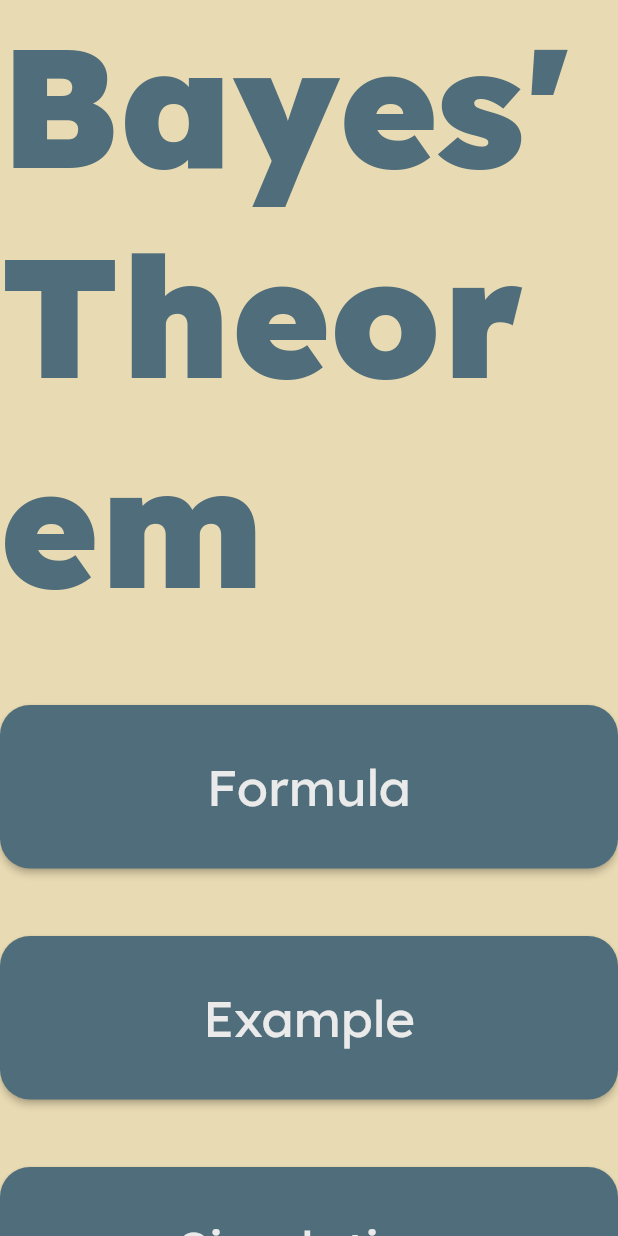
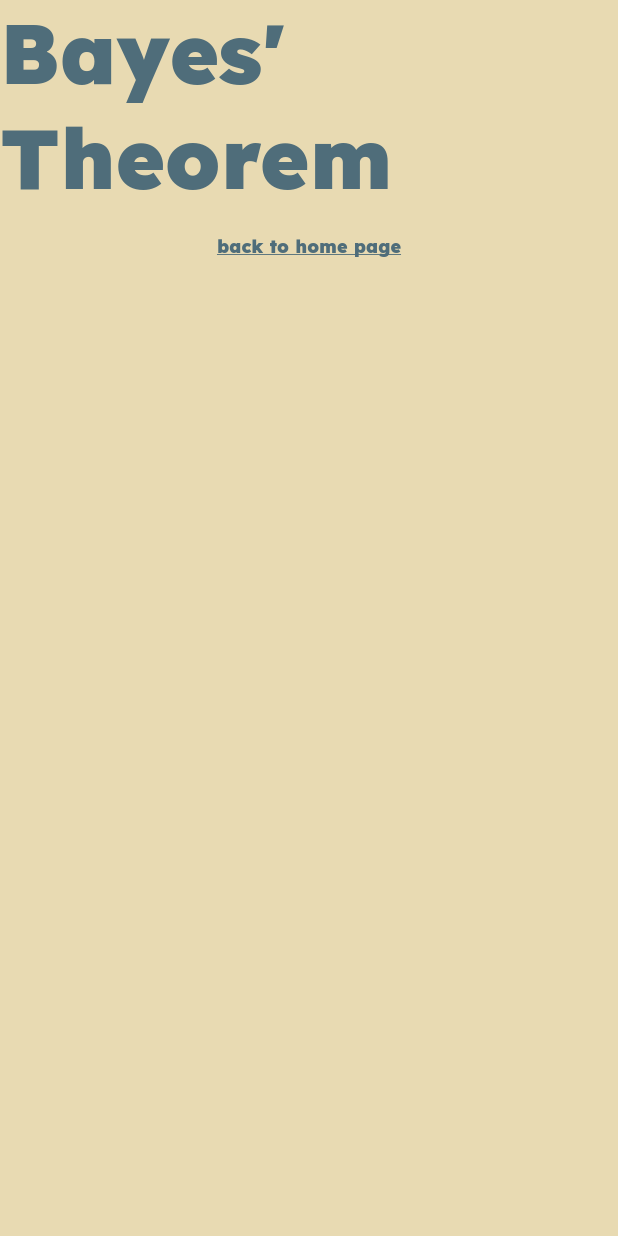
Before and after one commit to szewye/probability_tutor, a Flutter app: the Bayes_Theorem widget shown alone on an empty page, opened directly, after a tap on "Example", on a phone screen of 412 x 824 dp. Run offline on Flutter 3.47's test engine with Material 2 defaults, Android fonts, the light colour scheme and no system bars; our stand-ins replace google_fonts; missing offline and left inert: dart:html, flutter_math_fork.

Commit message:
Create page for bayes' example

```diff
--- /dev/null
+++ b/lib/Bayes_Theorem/bayes_example.dart
@@ -0,0 +1,40 @@
+import 'package:flutter/material.dart';
+import 'package:probability_tutor/Bayes_Theorem/bayes_formula.dart';
+import 'package:probability_tutor/homepage.dart';
+import 'package:probability_tutor/main_page_button.dart';
+import 'package:probability_tutor/colours.dart';
+import 'package:probability_tutor/constants.dart';
+import 'package:probability_tutor/Monty_Hall_Problem/monty_hall_home.dart';
+import 'package:probability_tutor/titles.dart';
+
+class Bayes_Theorem_Example extends StatelessWidget {
+  const Bayes_Theorem_Example({Key? key}) : super(key: key);
+
+  @override
+  Widget build(BuildContext context) {
+    return Builder(builder: (context) {
+      return Container(
+          color: lightYellow,
+          child: Center(
+            child: Column(
+              children: [
+                Titles(title: "Bayes' Theorem"),
+                TextButton(
+                    onPressed: () {
+                      Navigator.push(context,
+                          MaterialPageRoute(builder: (context) => Homepage()));
+                    },
+                    child: Text(
+                      "back to home page",
+                      style: Theme.of(context).textTheme.bodySmall?.apply(
+                            fontWeightDelta: 20,
+                            color: darkBlue,
+                            decoration: TextDecoration.underline,
+                          ),
+                    )),
+              ],
+            ),
+          ));
+    });
+  }
+}
--- a/lib/Bayes_Theorem/bayes_home.dart
+++ b/lib/Bayes_Theorem/bayes_home.dart
@@ -1,4 +1,5 @@
 import 'package:flutter/material.dart';
+import 'package:probability_tutor/Bayes_Theorem/bayes_example.dart';
 import 'package:probability_tutor/Bayes_Theorem/bayes_formula.dart';
 import 'package:probability_tutor/homepage.dart';
 import 'package:probability_tutor/main_page_button.dart';
@@ -50,7 +51,13 @@ class Bayes_Theorem extends StatelessWidget {
                       width: double.infinity,
                       child: MainPageButton(
                         title: "Example",
-                        onPress: () {},
+                        onPress: () {
+                          Navigator.push(
+                              context,
+                              MaterialPageRoute(
+                                  builder: (context) =>
+                                      Bayes_Theorem_Example()));
+                        },
                         buttonColour: darkBlue,
                         textColour: offWhite,
                       ),
--- /dev/null
+++ b/lib/titles.dart
@@ -0,0 +1,23 @@
+import 'package:flutter/material.dart';
+import 'package:probability_tutor/colours.dart';
+import 'package:probability_tutor/constants.dart';
+
+class Titles extends StatelessWidget {
+  const Titles({
+    Key? key,
+    required this.title,
+    this.textColour = darkBlue,
+  }) : super(key: key);
+
+  final String title;
+  final Color textColour;
+
+  @override
+  Widget build(BuildContext context) {
+    return Text(title,
+        style: Theme.of(context)
+            .textTheme
+            .headline2
+            ?.apply(fontWeightDelta: 20, color: textColour));
+  }
+}
```
Also changed, not shown: lib/Bayes_Theorem/bayes_formula.dart (+25 -7 lines).
